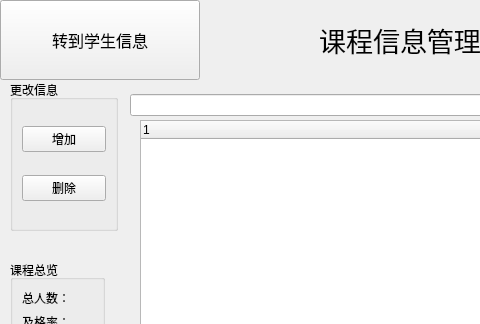
Old version of the form lesson_manage_page.ui in the repository for-all-fistance/student_manager; both pictures show x 0 to 480 and y 0 to 324 of the 800 by 600 pixel window.
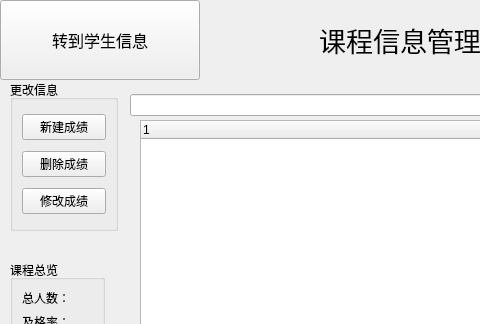
New version of the form. Icons and pictures are not drawn.

```diff
--- a/lesson_manage_page.ui
+++ b/lesson_manage_page.ui
@@ -144,14 +144,21 @@
     <item row="0" column="0">
      <widget class="QPushButton" name="add_stu">
       <property name="text">
-       <string>增加</string>
+       <string>新建成绩</string>
       </property>
      </widget>
     </item>
     <item row="1" column="0">
      <widget class="QPushButton" name="del_stu">
       <property name="text">
-       <string>删除</string>
+       <string>删除成绩</string>
+      </property>
+     </widget>
+    </item>
+    <item row="2" column="0">
+     <widget class="QPushButton" name="chag_score_btn">
+      <property name="text">
+       <string>修改成绩</string>
       </property>
      </widget>
     </item>
```
Left out of the diff: 4 changed lines with no effect on the pictures.
